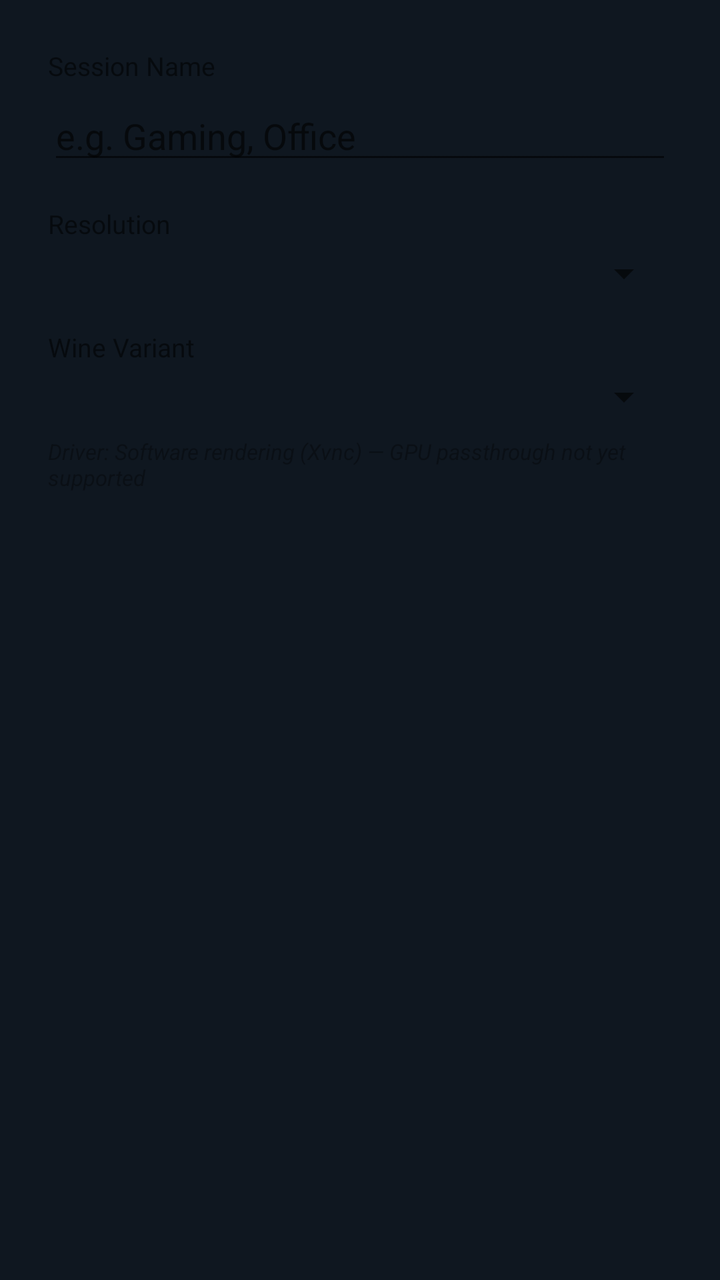
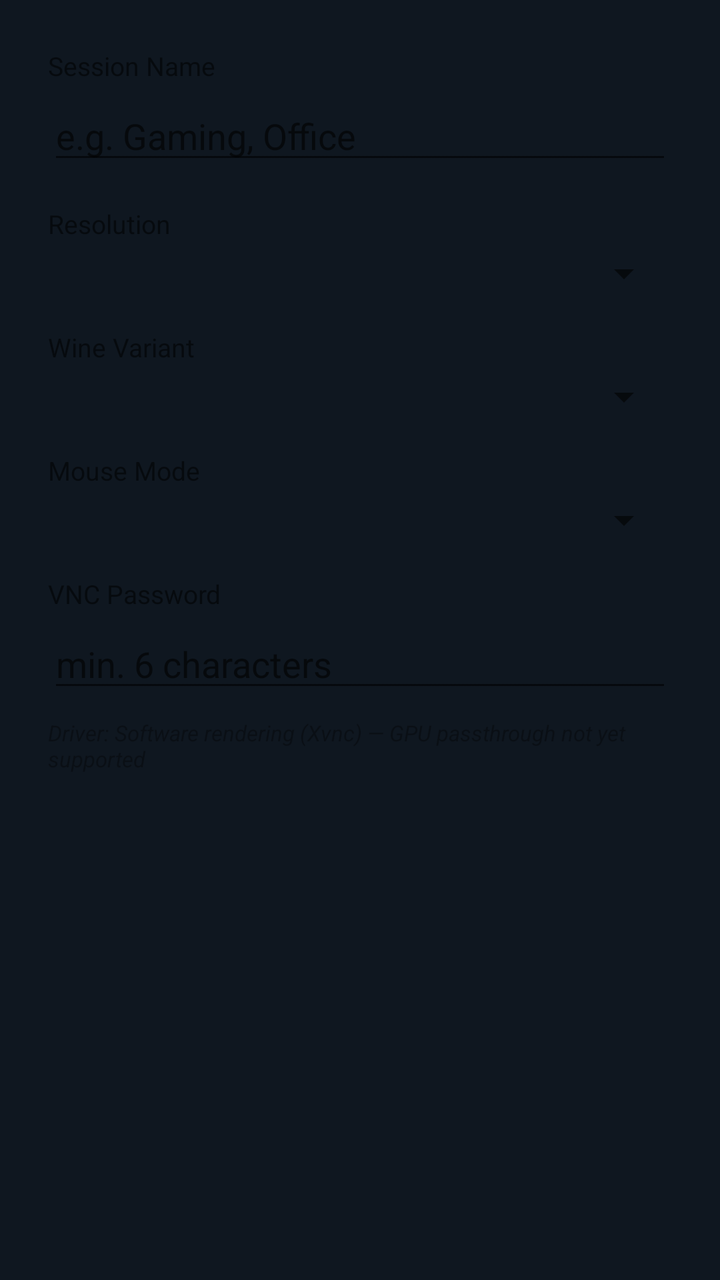

Two renders of the same Android screen: before a commit and after it. Below are the layout's source before the change and the commit's diff.
<!-- AndroidManifest.xml: application theme Theme.EZBox -->
<!-- res/layout/dialog_session_edit.xml -->
<?xml version="1.0" encoding="utf-8"?>
<LinearLayout xmlns:android="http://schemas.android.com/apk/res/android"
    android:layout_width="match_parent"
    android:layout_height="wrap_content"
    android:orientation="vertical"
    android:padding="24dp">

    <TextView
        android:layout_width="wrap_content"
        android:layout_height="wrap_content"
        android:text="Session Name"
        android:textSize="13sp"
        android:layout_marginBottom="4dp" />

    <EditText
        android:id="@+id/inputName"
        android:layout_width="match_parent"
        android:layout_height="wrap_content"
        android:hint="e.g. Gaming, Office"
        android:layout_marginBottom="16dp" />

    <TextView
        android:layout_width="wrap_content"
        android:layout_height="wrap_content"
        android:text="Resolution"
        android:textSize="13sp"
        android:layout_marginBottom="4dp" />

    <Spinner
        android:id="@+id/spinnerResolution"
        android:layout_width="match_parent"
        android:layout_height="wrap_content"
        android:layout_marginBottom="16dp" />

    <TextView
        android:layout_width="wrap_content"
        android:layout_height="wrap_content"
        android:text="Wine Variant"
        android:textSize="13sp"
        android:layout_marginBottom="4dp" />

    <Spinner
        android:id="@+id/spinnerWineVariant"
        android:layout_width="match_parent"
        android:layout_height="wrap_content"
        android:layout_marginBottom="8dp" />

    <TextView
        android:layout_width="wrap_content"
        android:layout_height="wrap_content"
        android:text="Driver: Software rendering (Xvnc) — GPU passthrough not yet supported"
        android:textSize="11sp"
        android:textStyle="italic"
        android:alpha="0.6" />

</LinearLayout>
<!-- resources referenced by this layout -->
<resources>
  <style name="Theme.EZBox" parent="Theme.MaterialComponents.DayNight.DarkActionBar">
          <item name="colorPrimary">@color/ezos_primary</item>
          <item name="colorPrimaryDark">@color/ezos_primary_dark</item>
          <item name="colorAccent">@color/ezos_accent</item>
          <item name="android:windowBackground">@color/ezos_bg_dark</item>
      </style>
  <color name="ezos_primary">#00BCD4</color>
  <color name="ezos_primary_dark">#0097A7</color>
  <color name="ezos_accent">#26C6DA</color>
  <color name="ezos_bg_dark">#0F1720</color>
</resources>

<!-- the commit's change to res/layout/dialog_session_edit.xml (unified diff, before → after) -->
@@ -1,5 +1,9 @@
 <?xml version="1.0" encoding="utf-8"?>
-<LinearLayout xmlns:android="http://schemas.android.com/apk/res/android"
+<ScrollView xmlns:android="http://schemas.android.com/apk/res/android"
+    android:layout_width="match_parent"
+    android:layout_height="wrap_content">
+
+<LinearLayout
     android:layout_width="match_parent"
     android:layout_height="wrap_content"
     android:orientation="vertical"
@@ -43,6 +47,34 @@
         android:id="@+id/spinnerWineVariant"
         android:layout_width="match_parent"
         android:layout_height="wrap_content"
+        android:layout_marginBottom="16dp" />
+
+    <TextView
+        android:layout_width="wrap_content"
+        android:layout_height="wrap_content"
+        android:text="Mouse Mode"
+        android:textSize="13sp"
+        android:layout_marginBottom="4dp" />
+
+    <Spinner
+        android:id="@+id/spinnerMouseMode"
+        android:layout_width="match_parent"
+        android:layout_height="wrap_content"
+        android:layout_marginBottom="16dp" />
+
+    <TextView
+        android:layout_width="wrap_content"
+        android:layout_height="wrap_content"
+        android:text="VNC Password"
+        android:textSize="13sp"
+        android:layout_marginBottom="4dp" />
+
+    <EditText
+        android:id="@+id/inputPassword"
+        android:layout_width="match_parent"
+        android:layout_height="wrap_content"
+        android:hint="min. 6 characters"
+        android:inputType="textPassword"
         android:layout_marginBottom="8dp" />
 
     <TextView
@@ -54,3 +86,4 @@
         android:alpha="0.6" />
 
 </LinearLayout>
+</ScrollView>
